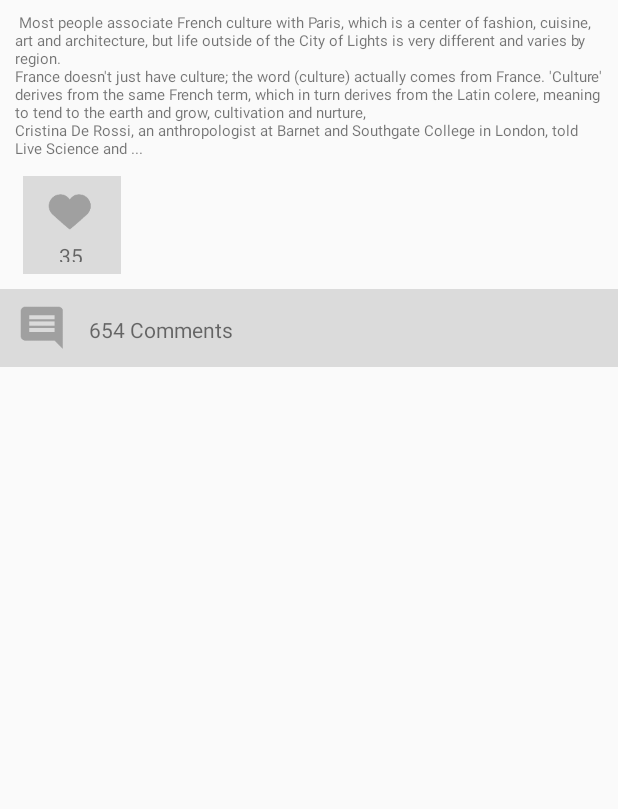
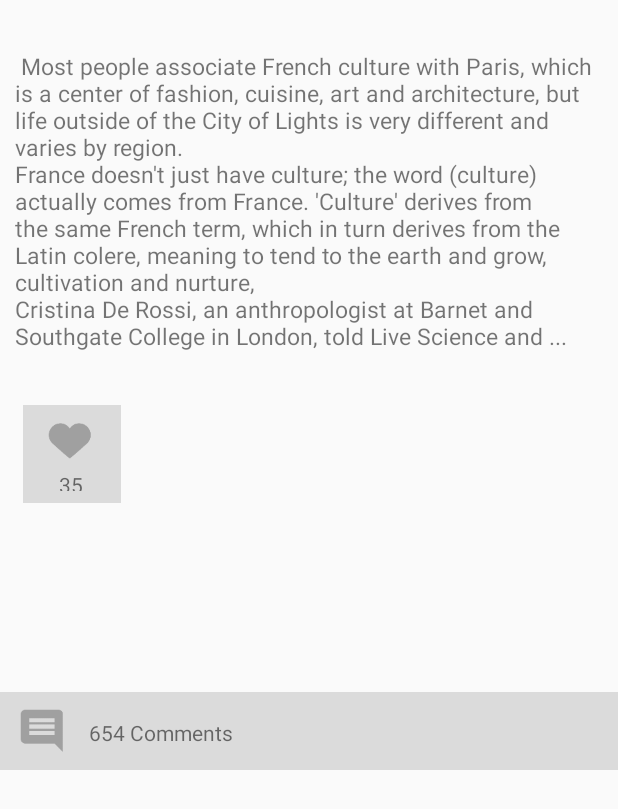
Before and after one commit to kamisaberi/narij-social-network-frontend-android, an Android app: the layout recycler_timeline_text_item.xml on its own in the app's theme, with its tools: preview values and no code run, on a phone screen of 412 x 824 dp. Shown: the top 809 px of the screen. Run offline under Robolectric (Android 15) with nearby library versions, the phone set to English and light mode, and no system bars; Roboto replaces fonts that are not available here.

Commit message:
initial commit

```diff
--- a/app/src/main/res/layout/recycler_timeline_text_item.xml
+++ b/app/src/main/res/layout/recycler_timeline_text_item.xml
@@ -15,9 +15,10 @@
             android:layout_width="wrap_content"
             android:layout_height="wrap_content"
             android:layout_marginLeft="10dp"
+            android:layout_marginTop="25dp"
             android:layout_marginRight="10dp"
             android:text=" Most people associate French culture with Paris, which is a center of fashion, cuisine, art and architecture, but life outside of the City of Lights is very different and varies by region.\nFrance doesn't just have culture; the word (culture) actually comes from France. 'Culture' derives from the same French term, which in turn derives from the Latin colere, meaning to tend to the earth and grow, cultivation and nurture,\nCristina De Rossi, an anthropologist at Barnet and Southgate College in London, told Live Science and ..."
-            android:textSize="10sp" />
+            android:textSize="15sp" />
 
         <LinearLayout
             android:id="@+id/ln1"
@@ -26,7 +27,7 @@
             android:layout_alignParentStart="true"
             android:layout_below="@+id/txtTitle"
             android:layout_marginStart="15dp"
-            android:layout_marginTop="11dp"
+            android:layout_marginTop="35dp"
             android:background="#dbdbdb"
             android:orientation="vertical">
 
@@ -56,7 +57,7 @@
             android:layout_width="match_parent"
             android:layout_height="wrap_content"
             android:layout_below="@+id/ln1"
-            android:layout_marginTop="10dp"
+            android:layout_marginTop="126dp"
             android:background="#dbdbdb"
             android:orientation="horizontal">
 
```
